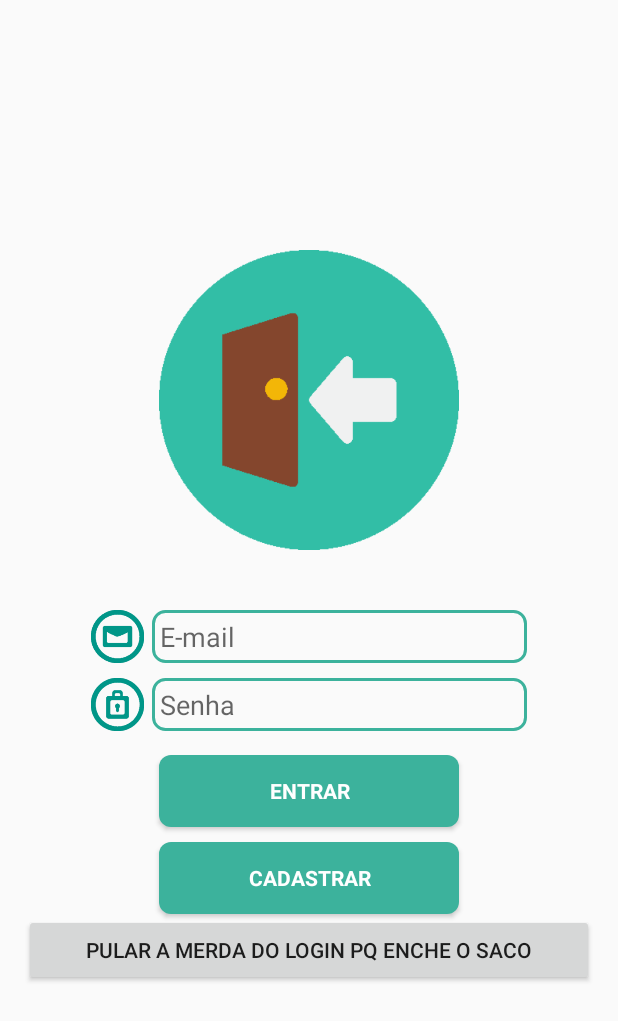
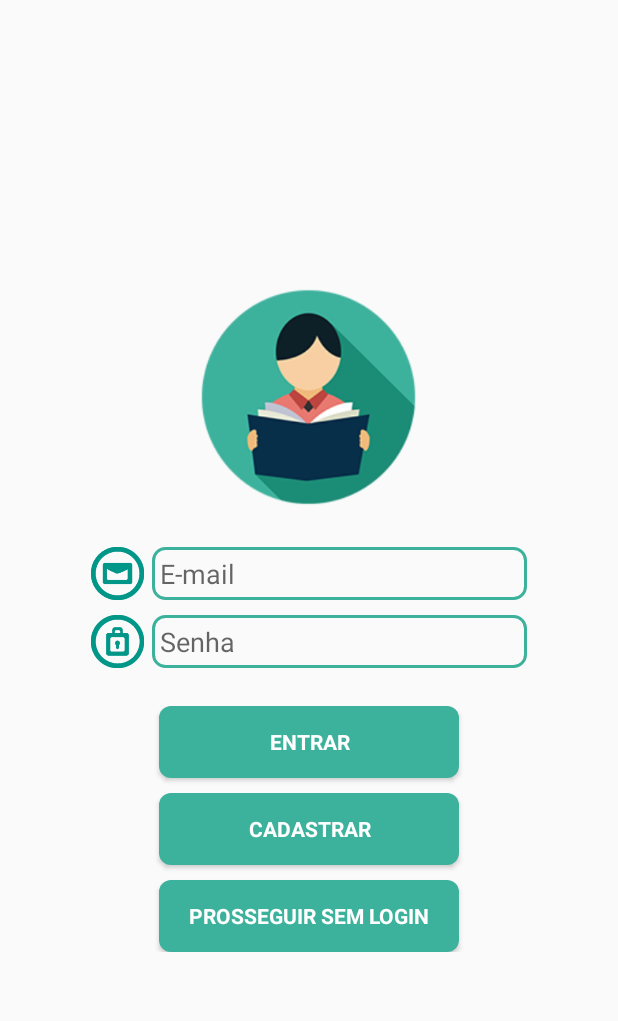
Before and after one commit to jeangeorge/tcc-bookreader, an Android app: the layout activity_login.xml on its own in the app's theme, with its tools: preview values and no code run, on a phone screen of 412 x 824 dp. Shown: the top 1021 px of the screen. Run offline under Robolectric (Android 15) with nearby library versions, the phone set to English and light mode, and no system bars.

Commit message:
20 09 - 03:32 - Mudando um pouco do layout.

```diff
--- a/app/src/main/AndroidManifest.xml
+++ b/app/src/main/AndroidManifest.xml
@@ -23,13 +23,13 @@
         android:label="@string/app_name"
         android:supportsRtl="true"
         android:theme="@style/AppTheme">
-        <activity android:name=".MainActivity"></activity>
+
         <activity
             android:name=".SobreActivity"
             android:label="@string/title_activity_sobre" />
         <activity
             android:name=".LoginActivity"
-            android:label="@string/title_activity_login" />
+            android:label="BookReader" />
         <activity android:name=".MenuActivity" />
         <activity android:name=".CameraActivity" />
         <!--
--- a/app/src/main/java/com/example/jean/bookreader/CameraActivity.java
+++ b/app/src/main/java/com/example/jean/bookreader/CameraActivity.java
@@ -199,13 +199,13 @@ public class CameraActivity extends AppCompatActivity {
 
                     Bitmap resized = Bitmap.createScaledBitmap(bitmap,(int)(bitmap.getWidth()*0.5), (int)(bitmap.getHeight()*0.5), true);
                     leitor.setImagem(resized);
-                    builder.setMessage("Esse é o texto ordenado: " + leitor.reconhecer())
+                    builder.setMessage("Esse é o texto ordenado, meu nome é Jean: " + leitor.LerImagem())
                             .setNegativeButton("OK", null)
                             .create()
                             .show();
 
 
-                    leitor.Ler();
+                   // leitor();
 
                     createCameraPreview();
                     if (image != null) {
--- a/app/src/main/java/com/example/jean/bookreader/SplashActivity.java
+++ b/app/src/main/java/com/example/jean/bookreader/SplashActivity.java
@@ -25,7 +25,7 @@ public class SplashActivity extends AppCompatActivity {
             public void run() {
                 // Esse método será executado sempre que o timer acabar
                 // E inicia a activity principal
-                Intent i = new Intent(SplashActivity.this, MainActivity.class);
+                Intent i = new Intent(SplashActivity.this, LoginActivity.class);
                 startActivity(i);
 
                 // Fecha esta activity
--- a/app/src/main/res/layout/activity_cadastro.xml
+++ b/app/src/main/res/layout/activity_cadastro.xml
@@ -33,8 +33,8 @@
 
             <ImageView
                 android:id="@+id/imageView"
-                android:layout_width="200dp"
-                android:layout_height="200dp"
+                android:layout_width="150dp"
+                android:layout_height="150dp"
                 android:layout_gravity="center_horizontal"
                 android:layout_marginBottom="20dp"
                 android:src="@drawable/cadastro" />
--- a/app/src/main/res/layout/activity_login.xml
+++ b/app/src/main/res/layout/activity_login.xml
@@ -11,14 +11,6 @@
     tools:context="com.example.jean.bookreader.LoginActivity">
 
     <!-- Login progress -->
-    <ProgressBar
-        android:id="@+id/login_progress"
-        style="?android:attr/progressBarStyleLarge"
-        android:layout_width="wrap_content"
-        android:layout_height="wrap_content"
-        android:layout_marginBottom="8dp"
-        android:visibility="gone" />
-
     <ScrollView
         android:id="@+id/login_form"
         android:layout_width="match_parent"
@@ -33,22 +25,21 @@
             android:orientation="vertical">
 
             <ImageView
-                android:layout_width="200dp"
-                android:layout_height="200dp"
-                android:src="@drawable/icone_login"
+                android:id="@+id/imageView4"
+                android:layout_width="150dp"
+                android:layout_height="150dp"
                 android:layout_gravity="center_horizontal"
-                android:layout_marginBottom="30dp"
-                />
+                android:src="@drawable/logo1" />
+
             <android.support.design.widget.TextInputLayout
                 android:layout_width="wrap_content"
                 android:layout_height="wrap_content"
-                android:layout_gravity="center"
-                >
+                android:layout_gravity="center">
 
                 <LinearLayout
                     android:layout_width="wrap_content"
                     android:layout_height="wrap_content"
-                    android:layout_marginTop="10dp"
+                    android:layout_marginTop="25dp"
 
                     >
 
@@ -62,11 +53,11 @@
                         android:id="@+id/email"
                         android:layout_width="250dp"
                         android:layout_height="35dp"
+                        android:layout_marginLeft="5dp"
                         android:background="@drawable/edittext"
                         android:hint="@string/prompt_email"
                         android:inputType="textEmailAddress"
                         android:maxLines="1"
-                        android:layout_marginLeft="5dp"
                         android:paddingLeft="5dp" />
                 </LinearLayout>
 
@@ -76,13 +67,13 @@
             <android.support.design.widget.TextInputLayout
                 android:layout_width="wrap_content"
                 android:layout_height="wrap_content"
-                android:layout_gravity="center"
-                >
+                android:layout_gravity="center">
 
 
                 <LinearLayout
                     android:layout_width="match_parent"
                     android:layout_height="wrap_content"
+                    android:layout_marginBottom="25dp"
                     android:layout_marginTop="10dp">
 
                     <ImageView
@@ -94,6 +85,7 @@
                         android:id="@+id/password"
                         android:layout_width="250dp"
                         android:layout_height="35dp"
+                        android:layout_marginLeft="5dp"
                         android:background="@drawable/edittext"
                         android:hint="@string/prompt_password"
                         android:imeActionId="@+id/login"
@@ -101,9 +93,7 @@
                         android:imeOptions="actionUnspecified"
                         android:inputType="textPassword"
                         android:maxLines="1"
-                        android:paddingLeft="5dp"
-                        android:layout_marginLeft="5dp"
-                        />
+                        android:paddingLeft="5dp" />
                 </LinearLayout>
 
             </android.support.design.widget.TextInputLayout>
@@ -113,35 +103,52 @@
                 style="?android:textAppearanceSmall"
                 android:layout_width="200dp"
                 android:layout_height="wrap_content"
-                android:layout_marginTop="16dp"
+                android:layout_gravity="center"
+                android:background="@drawable/botao"
                 android:text="@string/action_sign_in"
+                android:textColor="#FFFFFF"
                 android:textStyle="bold"
-                android:background="@drawable/botao"
-                android:textColor="#FFFFFF"
-                android:layout_gravity="center"
 
                 />
+
             <Button
                 android:id="@+id/cadastrar"
                 style="?android:textAppearanceSmall"
                 android:layout_width="200dp"
                 android:layout_height="wrap_content"
+                android:layout_gravity="center"
                 android:layout_marginTop="10dp"
+                android:background="@drawable/botao"
+                android:onClick="showCadastro"
                 android:text="@string/cadastrar"
+                android:textColor="#FFFFFF"
                 android:textStyle="bold"
-                android:background="@drawable/botao"
-                android:textColor="#FFFFFF"
-                android:onClick="showCadastro"
-                android:layout_gravity="center"
 
                 />
 
+
             <Button
                 android:id="@+id/button3"
-                android:layout_width="match_parent"
+                style="?android:textAppearanceSmall"
+                android:layout_width="200dp"
                 android:layout_height="wrap_content"
-                android:text="pular a merda do login pq enche o saco" />
+                android:layout_gravity="center"
+                android:layout_marginTop="10dp"
+                android:background="@drawable/botao"
+                android:text="Prosseguir sem login"
+                android:textColor="#FFFFFF"
+                android:textStyle="bold"
 
+                />
         </LinearLayout>
     </ScrollView>
+
+    <ProgressBar
+        android:id="@+id/login_progress"
+        style="?android:attr/progressBarStyleLarge"
+        android:layout_width="wrap_content"
+        android:layout_height="wrap_content"
+        android:layout_marginBottom="8dp"
+        android:visibility="gone" />
+
 </LinearLayout>
```
Also changed, not shown: app/src/main/java/com/example/jean/bookreader/Leitor.java (+18 -2 lines), app/src/main/java/com/example/jean/bookreader/LoginActivity.java (+21 -10 lines), app/src/main/java/com/example/jean/bookreader/MainActivity.java (deleted, +0 -60 lines), app/src/main/res/layout/activity_main.xml (deleted, +0 -55 lines), app/src/main/res/layout/activity_pdfreader.xml (+16 -1 lines), app/src/main/res/layout/activity_splash.xml (+10 -12 lines).
